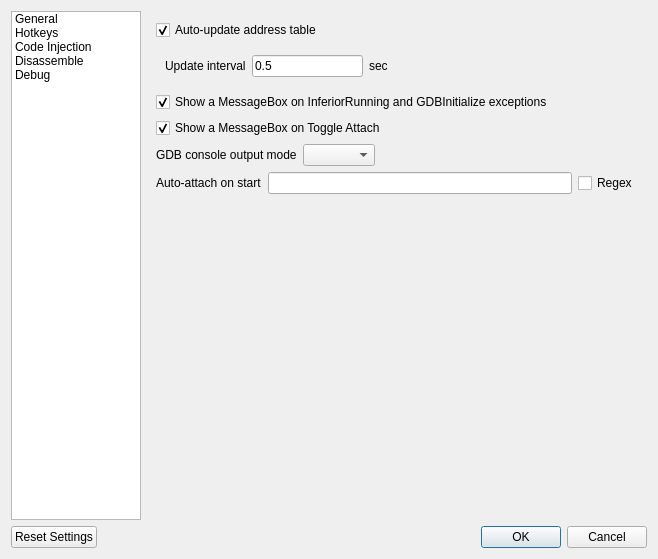
korcankaraokcu/PINCE, file GUI/SettingsDialog.ui: the form before one commit.
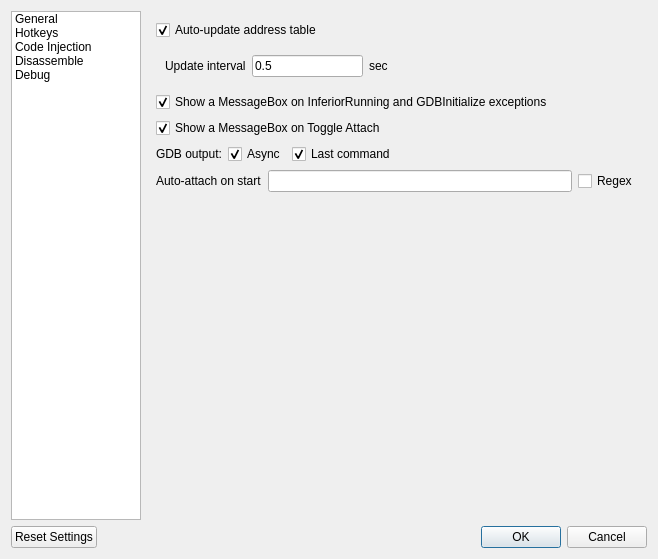
The form after the commit.

Commit message: Refactor gdb_output_mode and add last_command to it

What changed in the file:
```diff
--- a/GUI/SettingsDialog.ui
+++ b/GUI/SettingsDialog.ui
@@ -161,12 +161,29 @@
                <item>
                 <widget class="QLabel" name="label_8">
                  <property name="text">
-                  <string>GDB console output mode</string>
+                  <string>GDB output:</string>
                  </property>
                 </widget>
                </item>
                <item>
-                <widget class="QComboBox" name="comboBox_GDBOutputMode"/>
+                <widget class="QCheckBox" name="checkBox_OutputModeAsync">
+                 <property name="text">
+                  <string>Async</string>
+                 </property>
+                 <property name="checked">
+                  <bool>true</bool>
+                 </property>
+                </widget>
+               </item>
+               <item>
+                <widget class="QCheckBox" name="checkBox_OutputModeLastCommand">
+                 <property name="text">
+                  <string>Last command</string>
+                 </property>
+                 <property name="checked">
+                  <bool>true</bool>
+                 </property>
+                </widget>
                </item>
                <item>
                 <spacer name="horizontalSpacer_7">
```
The commit also changes 4 other files.
